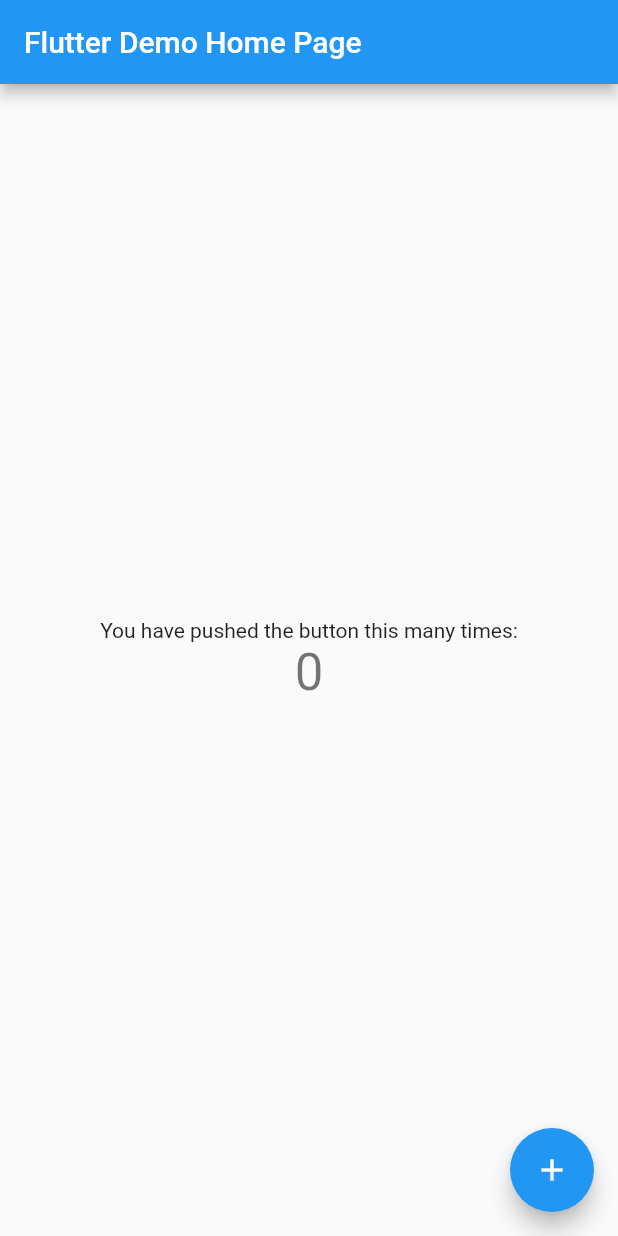
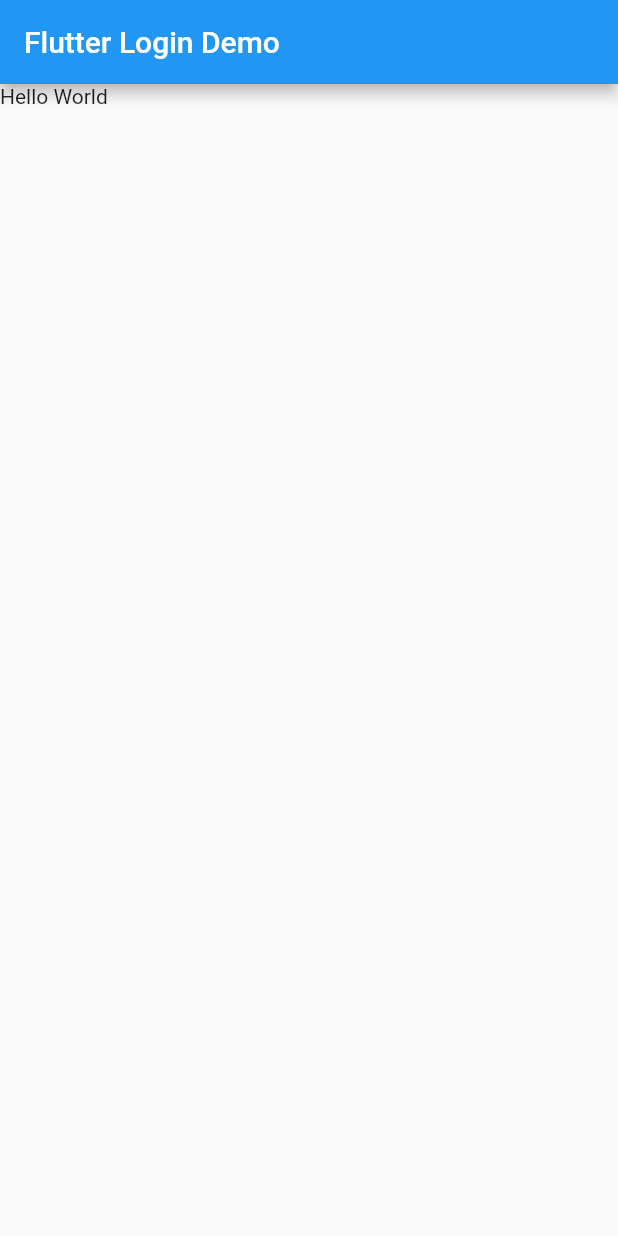
Before and after one commit to jantapabh/Flutter-Project-Team, a Flutter app: the screen it shows after launch, on a phone screen of 412 x 824 dp. Run offline on Flutter 3.47's test engine with Material 2 defaults, Android fonts, the phone set to English and light mode, and no system bars.

Commit message:
Add Commit Login

```diff
--- /dev/null
+++ b/lib/login_page.dart
@@ -0,0 +1,25 @@
+import 'package:flutter/material.dart';
+
+class LoginPage extends StatefulWidget {
+
+  @override
+   State<StatefulWidget> createState() => new _LoginPageState();
+
+}
+
+
+
+class _LoginPageState extends State<LoginPage>{
+
+  String _email;
+  String _password;
+
+  @verride
+  Widget build(BuildContext context) {
+    return new Scaffold(
+        appBar: new AppBar(
+          title: new Text('Flutter Login Demo'),
+        ),
+        body: new Container(child: new Text('Hello World')));
+  }
+}
--- a/lib/main.dart
+++ b/lib/main.dart
@@ -1,113 +1,21 @@
 import 'package:flutter/material.dart';
+import 'login_page.dart';
 
 void main() {
-  runApp(MyApp());
+  runApp(new MyApp());
 }
 
-class MyApp extends StatelessWidget {
-  // This widget is the root of your application.
+class MyApp extends StatelessWidget{
+
   @override
-  Widget build(BuildContext context) {
-    return MaterialApp(
-      title: 'Flutter Demo',
-      theme: ThemeData(
-        // This is the theme of your application.
-        //
-        // Try running your application with "flutter run". You'll see the
-        // application has a blue toolbar. Then, without quitting the app, try
-        // changing the primarySwatch below to Colors.green and then invoke
-        // "hot reload" (press "r" in the console where you ran "flutter run",
-        // or simply save your changes to "hot reload" in a Flutter IDE).
-        // Notice that the counter didn't reset back to zero; the application
-        // is not restarted.
+
+  Widget build(BuildContext context){
+    return new MaterialApp(
+      title: 'Flutter Test',
+      theme: new ThemeData(
         primarySwatch: Colors.blue,
-      ),
-      home: MyHomePage(title: 'Flutter Demo Home Page'),
+       ),
+       home: new LoginPage()
     );
   }
 }
-
-class MyHomePage extends StatefulWidget {
-  MyHomePage({Key key, this.title}) : super(key: key);
-
-  // This widget is the home page of your application. It is stateful, meaning
-  // that it has a State object (defined below) that contains fields that affect
-  // how it looks.
-
-  // This class is the configuration for the state. It holds the values (in this
-  // case the title) provided by the parent (in this case the App widget) and
-  // used by the build method of the State. Fields in a Widget subclass are
-  // always marked "final".
-
-  final String title;
-
-  @override
-  _MyHomePageState createState() => _MyHomePageState();
-}
-
-class _MyHomePageState extends State<MyHomePage> {
-  int _counter = 0;
-
-  void _incrementCounter() {
-    setState(() {
-      // This call to setState tells the Flutter framework that something has
-      // changed in this State, which causes it to rerun the build method below
-      // so that the display can reflect the updated values. If we changed
-      // _counter without calling setState(), then the build method would not be
-      // called again, and so nothing would appear to happen.
-      _counter++;
-    });
-  }
-
-  @override
-  Widget build(BuildContext context) {
-    // This method is rerun every time setState is called, for instance as done
-    // by the _incrementCounter method above.
-    //
-    // The Flutter framework has been optimized to make rerunning build methods
-    // fast, so that you can just rebuild anything that needs updating rather
-    // than having to individually change instances of widgets.
-    return Scaffold(
-      appBar: AppBar(
-        // Here we take the value from the MyHomePage object that was created by
-        // the App.build method, and use it to set our appbar title.
-        title: Text(widget.title),
-      ),
-      body: Center(
-        // Center is a layout widget. It takes a single child and positions it
-        // in the middle of the parent.
-        child: Column(
-          // Column is also a layout widget. It takes a list of children and
-          // arranges them vertically. By default, it sizes itself to fit its
-          // children horizontally, and tries to be as tall as its parent.
-          //
-          // Invoke "debug painting" (press "p" in the console, choose the
-          // "Toggle Debug Paint" action from the Flutter Inspector in Android
-          // Studio, or the "Toggle Debug Paint" command in Visual Studio Code)
-          // to see the wireframe for each widget.
-          //
-          // Column has various properties to control how it sizes itself and
-          // how it positions its children. Here we use mainAxisAlignment to
-          // center the children vertically; the main axis here is the vertical
-          // axis because Columns are vertical (the cross axis would be
-          // horizontal).
-          mainAxisAlignment: MainAxisAlignment.center,
-          children: <Widget>[
-            Text(
-              'You have pushed the button this many times:',
-            ),
-            Text(
-              '$_counter',
-              style: Theme.of(context).textTheme.headline4,
-            ),
-          ],
-        ),
-      ),
-      floatingActionButton: FloatingActionButton(
-        onPressed: _incrementCounter,
-        tooltip: 'Increment',
-        child: Icon(Icons.add),
-      ), // This trailing comma makes auto-formatting nicer for build methods.
-    );
-  }
-}
```
